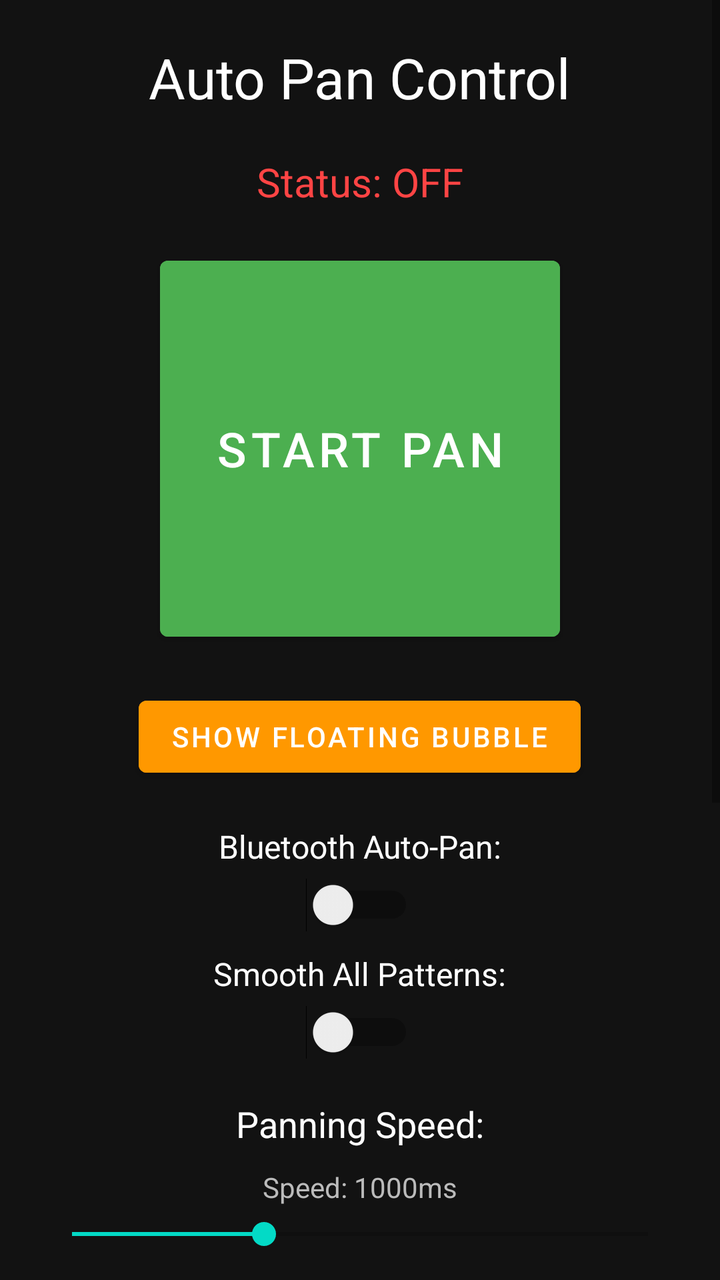
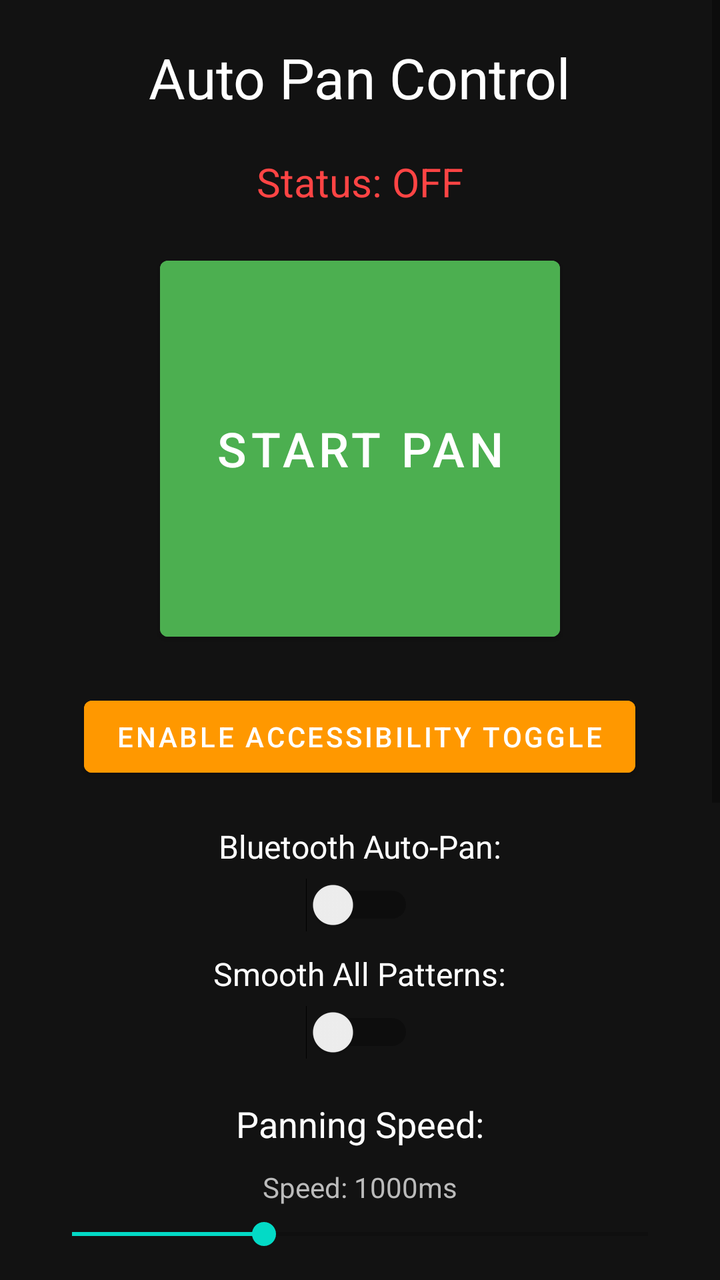

Compare the two renders of this Android layout. The source of the first and the diff that turns it into the second are given below.
<!-- AndroidManifest.xml: fallback theme Theme.MaterialComponents.DayNight.NoActionBar -->
<!-- res/layout/activity_main.xml -->
<?xml version="1.0" encoding="utf-8"?>
<ScrollView xmlns:android="http://schemas.android.com/apk/res/android"
    android:layout_width="match_parent"
    android:layout_height="match_parent"
    android:background="#121212">
    
    <LinearLayout
        android:layout_width="match_parent"
        android:layout_height="wrap_content"
        android:orientation="vertical"
        android:gravity="center"
        android:padding="20dp">
        
        <TextView
            android:layout_width="wrap_content"
            android:layout_height="wrap_content"
            android:text="Auto Pan Control"
            android:textSize="28sp"
            android:textColor="#FFFFFF"
            android:layout_marginBottom="20dp"/>
        
        <TextView
            android:id="@+id/statusText"
            android:layout_width="wrap_content"
            android:layout_height="wrap_content"
            android:text="Status: OFF"
            android:textSize="20sp"
            android:textColor="#FF4444"
            android:layout_marginBottom="20dp"/>
        
        <Button
            android:id="@+id/toggleButton"
            android:layout_width="200dp"
            android:layout_height="200dp"
            android:text="START PAN"
            android:textSize="24sp"
            android:backgroundTint="#4CAF50"
            android:layout_marginBottom="20dp"/>
                
        <Button
            android:id="@+id/floatingButtonToggle"
            android:layout_width="wrap_content"
            android:layout_height="wrap_content"
            android:text="Show Floating Bubble"
            android:textSize="14sp"
            android:backgroundTint="#FF9800"
            android:layout_marginBottom="20dp"/>
        
        <TextView
            android:layout_width="wrap_content"
            android:layout_height="wrap_content"
            android:text="Bluetooth Auto-Pan:"
            android:textSize="16sp"
            android:textColor="#FFFFFF"
            android:layout_marginBottom="5dp"/>
        
        <Switch
            android:id="@+id/bluetoothSwitch"
            android:layout_width="wrap_content"
            android:layout_height="wrap_content"
            android:layout_marginBottom="10dp"/>
        
        <TextView
            android:layout_width="wrap_content"
            android:layout_height="wrap_content"
            android:text="Smooth All Patterns:"
            android:textSize="16sp"
            android:textColor="#FFFFFF"
            android:layout_marginBottom="5dp"/>
        
        <Switch
            android:id="@+id/smoothSwitch"
            android:layout_width="wrap_content"
            android:layout_height="wrap_content"
            android:layout_marginBottom="20dp"/>
        
        <TextView
            android:layout_width="wrap_content"
            android:layout_height="wrap_content"
            android:text="Panning Speed:"
            android:textSize="18sp"
            android:textColor="#FFFFFF"
            android:layout_marginBottom="10dp"/>
        
        <TextView
            android:id="@+id/speedText"
            android:layout_width="wrap_content"
            android:layout_height="wrap_content"
            android:text="Speed: 1000ms"
            android:textSize="14sp"
            android:textColor="#BBBBBB"
            android:layout_marginBottom="5dp"/>
        
        <SeekBar
            android:id="@+id/speedSeekBar"
            android:layout_width="match_parent"
            android:layout_height="wrap_content"
            android:max="30"
            android:progress="10"
            android:layout_marginBottom="30dp"/>
        
        <TextView
            android:layout_width="wrap_content"
            android:layout_height="wrap_content"
            android:text="Select Pattern:"
            android:textSize="20sp"
            android:textColor="#FFFFFF"
            android:layout_marginBottom="10dp"/>
        
        <RadioGroup
            android:id="@+id/patternGroup"
            android:layout_width="match_parent"
            android:layout_height="wrap_content"
            android:orientation="vertical"
            android:padding="10dp">
            
            <RadioButton
                android:id="@+id/radioSmooth"
                android:layout_width="wrap_content"
                android:layout_height="wrap_content"
                android:text="Smooth"
                android:textColor="#FFFFFF"
                android:buttonTint="#4CAF50"/>
            
            <RadioButton
                android:id="@+id/radioHard"
                android:layout_width="wrap_content"
                android:layout_height="wrap_content"
                android:text="Hard Left/Right"
                android:textColor="#FFFFFF"
                android:buttonTint="#FF9800"/>
            
            <RadioButton
                android:id="@+id/radioWave"
                android:layout_width="wrap_content"
                android:layout_height="wrap_content"
                android:text="Wave"
                android:textColor="#FFFFFF"
                android:buttonTint="#2196F3"/>
            
            <RadioButton
                android:id="@+id/radioSubtle"
                android:layout_width="wrap_content"
                android:layout_height="wrap_content"
                android:text="Subtle"
                android:textColor="#FFFFFF"
                android:buttonTint="#9C27B0"/>
            
            <RadioButton
                android:id="@+id/radioCrazy"
                android:layout_width="wrap_content"
                android:layout_height="wrap_content"
                android:text="Crazy"
                android:textColor="#FFFFFF"
                android:buttonTint="#F44336"/>
            
            <RadioButton
                android:id="@+id/radioCustom"
                android:layout_width="wrap_content"
                android:layout_height="wrap_content"
                android:text="Custom Pattern"
                android:textColor="#FFFFFF"
                android:buttonTint="#00BCD4"/>
            
        </RadioGroup>
        
        <LinearLayout
            android:id="@+id/customContainer"
            android:layout_width="match_parent"
            android:layout_height="wrap_content"
            android:orientation="vertical"
            android:visibility="gone"
            android:padding="10dp">
            
            <TextView
                android:layout_width="wrap_content"
                android:layout_height="wrap_content"
                android:text="Custom Pattern:"
                android:textSize="16sp"
                android:textColor="#00BCD4"
                android:layout_marginBottom="15dp"/>
            
            <LinearLayout
                android:layout_width="match_parent"
                android:layout_height="wrap_content"
                android:orientation="vertical"
                android:background="#1E1E1E"
                android:padding="10dp"
                android:layout_marginBottom="20dp">
                
                <LinearLayout
                    android:layout_width="match_parent"
                    android:layout_height="wrap_content"
                    android:orientation="horizontal">
                    
                    <TextView
                        android:layout_width="0dp"
                        android:layout_height="wrap_content"
                        android:layout_weight="1"
                        android:text="LEFT"
                        android:textSize="12sp"
                        android:textColor="#FF5722"
                        android:gravity="start"/>
                    
                    <TextView
                        android:layout_width="0dp"
                        android:layout_height="wrap_content"
                        android:layout_weight="1"
                        android:text="CENTER"
                        android:textSize="12sp"
                        android:textColor="#FFFFFF"
                        android:gravity="center"/>
                    
                    <TextView
                        android:layout_width="0dp"
                        android:layout_height="wrap_content"
                        android:layout_weight="1"
                        android:text="RIGHT"
                        android:textSize="12sp"
                        android:textColor="#4CAF50"
                        android:gravity="end"/>
                    
                </LinearLayout>
                
                <LinearLayout
                    android:id="@+id/graphArea"
                    android:layout_width="match_parent"
                    android:layout_height="200dp"
                    android:orientation="vertical"
                    android:layout_marginTop="5dp"
                    android:layout_marginBottom="5dp"/>
                
                <LinearLayout
                    android:layout_width="match_parent"
                    android:layout_height="wrap_content"
                    android:orientation="horizontal">
                    
                    <TextView
                        android:layout_width="0dp"
                        android:layout_height="wrap_content"
                        android:layout_weight="1"
                        android:text="-0.8"
                        android:textSize="10sp"
                        android:textColor="#888888"
                        android:gravity="start"/>
                    
                    <TextView
                        android:layout_width="0dp"
                        android:layout_height="wrap_content"
                        android:layout_weight="1"
                        android:text="-0.4"
                        android:textSize="10sp"
                        android:textColor="#888888"
                        android:gravity="center"/>
                    
                    <TextView
                        android:layout_width="0dp"
                        android:layout_height="wrap_content"
                        android:layout_weight="1"
                        android:text="0"
                        android:textSize="10sp"
                        android:textColor="#FFFFFF"
                        android:gravity="center"/>
                    
                    <TextView
                        android:layout_width="0dp"
                        android:layout_height="wrap_content"
                        android:layout_weight="1"
                        android:text="+0.4"
                        android:textSize="10sp"
                        android:textColor="#888888"
                        android:gravity="center"/>
                    
                    <TextView
                        android:layout_width="0dp"
                        android:layout_height="wrap_content"
                        android:layout_weight="1"
                        android:text="+0.8"
                        android:textSize="10sp"
                        android:textColor="#888888"
                        android:gravity="end"/>
                    
                </LinearLayout>
                
            </LinearLayout>
            
            <TextView
                android:layout_width="wrap_content"
                android:layout_height="wrap_content"
                android:text="Quick Presets:"
                android:textSize="14sp"
                android:textColor="#BBBBBB"
                android:layout_marginBottom="10dp"/>
            
            <LinearLayout
                android:layout_width="match_parent"
                android:layout_height="wrap_content"
                android:orientation="horizontal"
                android:gravity="center"
                android:layout_marginBottom="20dp">
                
                <Button
                    android:id="@+id/presetSmooth"
                    android:layout_width="0dp"
                    android:layout_height="wrap_content"
                    android:layout_weight="1"
                    android:text="Smooth"
                    android:textSize="12sp"
                    android:backgroundTint="#4CAF50"
                    android:layout_margin="2dp"/>
                
                <Button
                    android:id="@+id/presetBounce"
                    android:layout_width="0dp"
                    android:layout_height="wrap_content"
                    android:layout_weight="1"
                    android:text="Bounce"
                    android:textSize="12sp"
                    android:backgroundTint="#FF9800"
                    android:layout_margin="2dp"/>
                
                <Button
                    android:id="@+id/presetCircle"
                    android:layout_width="0dp"
                    android:layout_height="wrap_content"
                    android:layout_weight="1"
                    android:text="Circle"
                    android:textSize="12sp"
                    android:backgroundTint="#2196F3"
                    android:layout_margin="2dp"/>
                
            </LinearLayout>
            
            <LinearLayout
                android:id="@+id/slidersContainer"
                android:layout_width="match_parent"
                android:layout_height="wrap_content"
                android:orientation="vertical"/>
            
        </LinearLayout>
        
    </LinearLayout>
</ScrollView>
<!-- resources referenced by this layout -->
<resources>

</resources>

<!-- the commit's change to res/layout/activity_main.xml (unified diff, before → after) -->
@@ -36,12 +36,12 @@
             android:textSize="24sp"
             android:backgroundTint="#4CAF50"
             android:layout_marginBottom="20dp"/>
-                
+        
         <Button
-            android:id="@+id/floatingButtonToggle"
-            android:layout_width="wrap_content"
-            android:layout_height="wrap_content"
-            android:text="Show Floating Bubble"
+            android:id="@+id/accessibilityButton"
+            android:layout_width="wrap_content"
+            android:layout_height="wrap_content"
+            android:text="Enable Accessibility Toggle"
             android:textSize="14sp"
             android:backgroundTint="#FF9800"
             android:layout_marginBottom="20dp"/>
